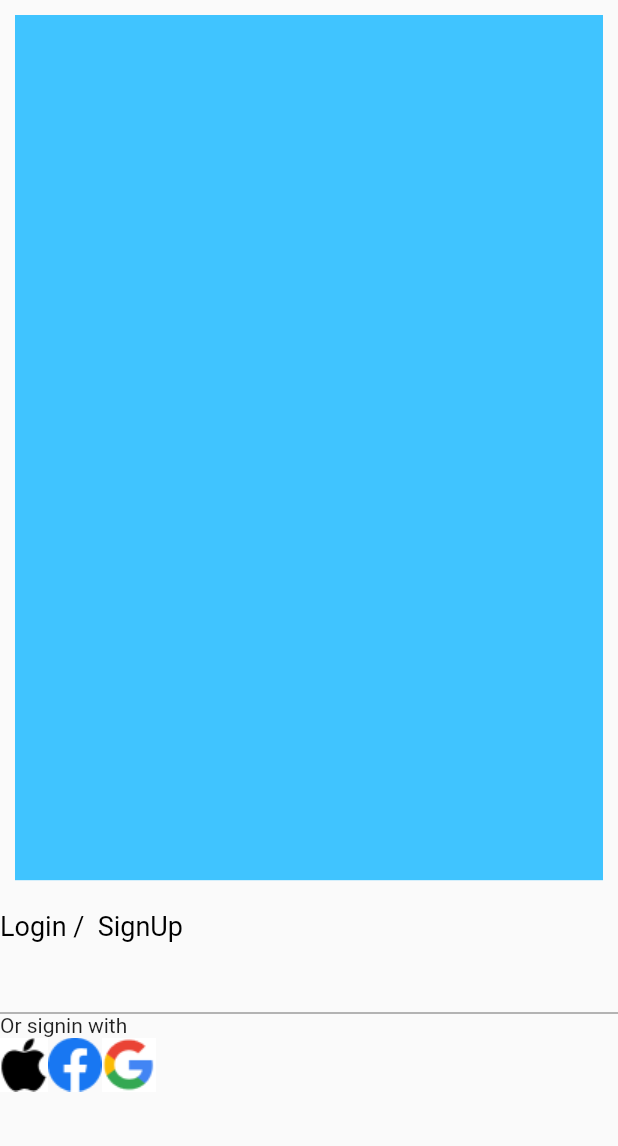
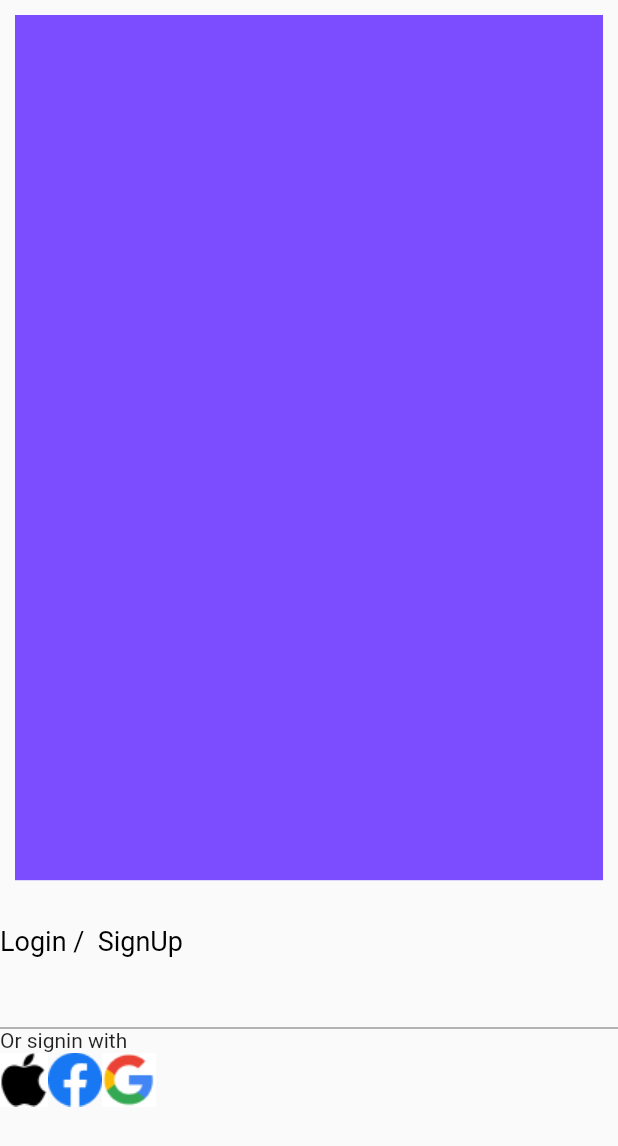
Before and after one commit to raghupathiguduri/android-build, a Flutter app: the screen it shows after launch, on a phone screen of 412 x 824 dp. Shown: the top 1146 px of the screen. Run offline on Flutter 3.47's test engine with Material 2 defaults, Android fonts, the phone set to English and light mode, and no system bars.

Commit message:
ui changes

```diff
--- a/lib/main.dart
+++ b/lib/main.dart
@@ -45,10 +45,10 @@ children: [
           margin: EdgeInsets.all(10),
           width: double.infinity,
           height: MediaQuery.of(context).size.height * 0.7,
-          color: Colors.lightBlueAccent,
+          color: Colors.deepPurpleAccent,
         ),
         SizedBox(
-          height: 10,
+          height: 20,
         ),
         RichText(
           text: const TextSpan(
```
